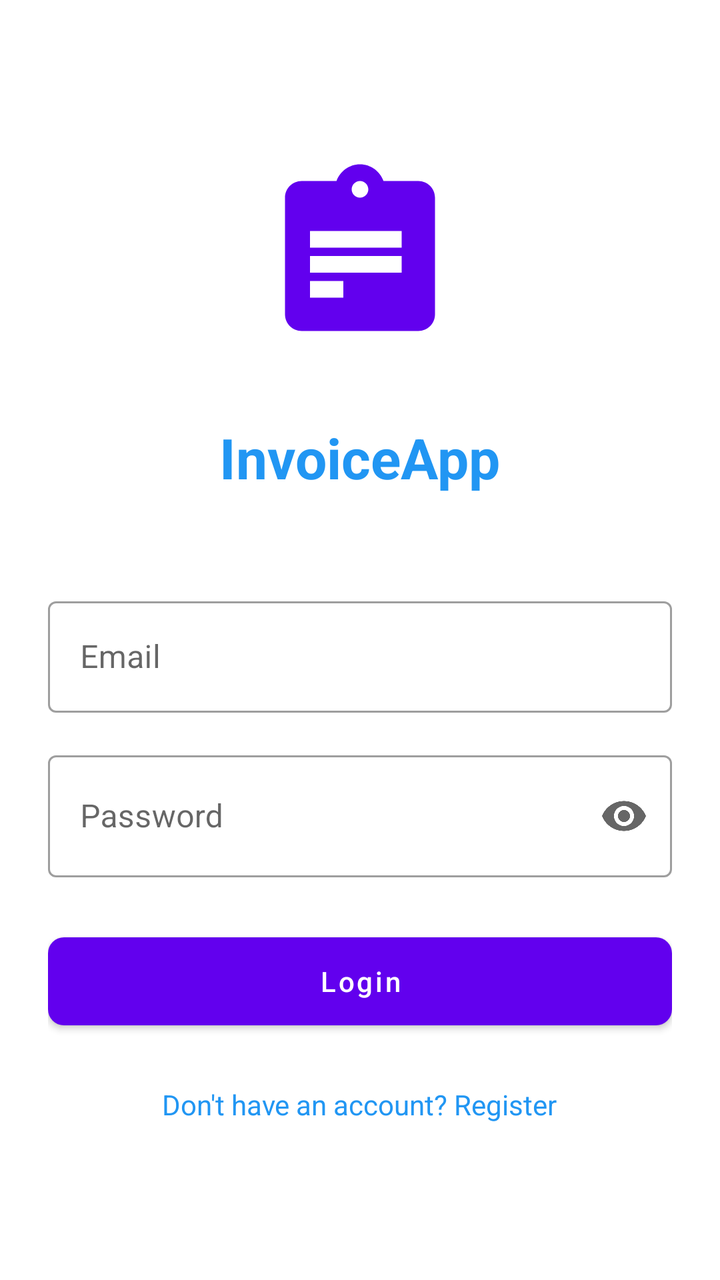
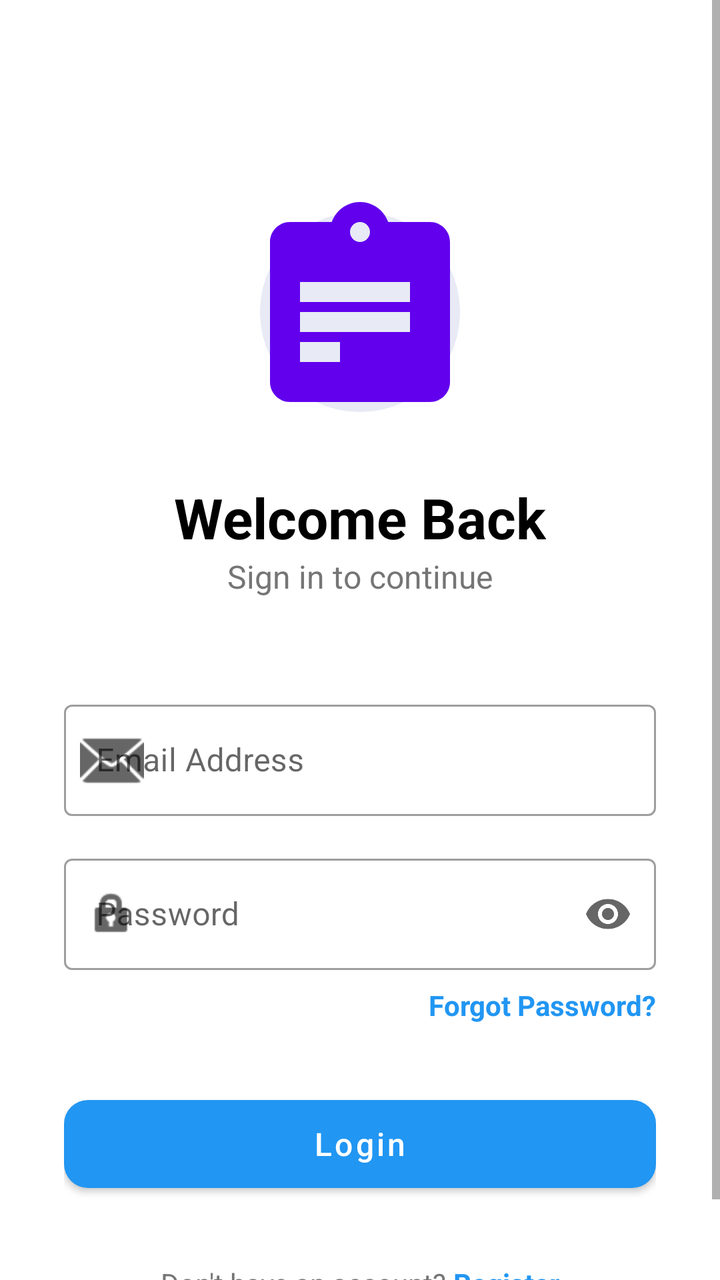

Two renders of the same Android screen: before a commit and after it. Below are the layout's source before the change and the commit's diff.
<!-- AndroidManifest.xml: application theme Theme.InvoiceApp -->
<!-- res/layout/activity_login.xml -->
<?xml version="1.0" encoding="utf-8"?>
<LinearLayout xmlns:android="http://schemas.android.com/apk/res/android"
    xmlns:app="http://schemas.android.com/apk/res-auto"
    android:layout_width="match_parent"
    android:layout_height="match_parent"
    android:orientation="vertical"
    android:padding="24dp"
    android:gravity="center">

    <ImageView
        android:layout_width="100dp"
        android:layout_height="100dp"
        android:layout_marginBottom="32dp"
        android:src="@drawable/ic_invoice" />

    <TextView
        android:layout_width="wrap_content"
        android:layout_height="wrap_content"
        android:text="InvoiceApp"
        android:textSize="28sp"
        android:textStyle="bold"
        android:textColor="@color/primary"
        android:layout_marginBottom="48dp"/>

    <com.google.android.material.textfield.TextInputLayout
        android:layout_width="match_parent"
        android:layout_height="wrap_content"
        android:layout_marginBottom="16dp"
        style="@style/Widget.MaterialComponents.TextInputLayout.OutlinedBox">

        <com.google.android.material.textfield.TextInputEditText
            android:id="@+id/etEmail"
            android:layout_width="match_parent"
            android:layout_height="wrap_content"
            android:hint="Email"
            android:inputType="textEmailAddress"/>
    </com.google.android.material.textfield.TextInputLayout>

    <com.google.android.material.textfield.TextInputLayout
        android:layout_width="match_parent"
        android:layout_height="wrap_content"
        android:layout_marginBottom="24dp"
        app:endIconMode="password_toggle"
        style="@style/Widget.MaterialComponents.TextInputLayout.OutlinedBox">

        <com.google.android.material.textfield.TextInputEditText
            android:id="@+id/etPassword"
            android:layout_width="match_parent"
            android:layout_height="61dp"
            android:hint="Password"
            android:inputType="textPassword" />
    </com.google.android.material.textfield.TextInputLayout>

    <com.google.android.material.button.MaterialButton
        android:id="@+id/btnLogin"
        android:layout_width="match_parent"
        android:layout_height="56dp"
        android:text="Login"
        android:textAllCaps="false"
        app:cornerRadius="8dp"/>

    <ProgressBar
        android:id="@+id/progressBar"
        android:layout_width="wrap_content"
        android:layout_height="wrap_content"
        android:visibility="gone"
        android:layout_marginTop="16dp"/>

    <TextView
        android:id="@+id/tvRegister"
        android:layout_width="wrap_content"
        android:layout_height="wrap_content"
        android:text="Don't have an account? Register"
        android:textColor="@color/primary"
        android:layout_marginTop="24dp"
        android:gravity="center"
        android:clickable="true"
        android:focusable="true"/>

</LinearLayout>
<!-- resources referenced by this layout -->
<resources>
  <color name="primary">#2196F3</color>
  <!-- drawable ic_invoice (drawable) -->
  <vector xmlns:android="http://schemas.android.com/apk/res/android"
      android:width="24dp"
      android:height="24dp"
      android:viewportWidth="24"
      android:viewportHeight="24">
      <path
          android:fillColor="#FF6200EE"
          android:pathData="M19,3h-4.18C14.4,1.84 13.3,1 12,1c-1.3,0 -2.4,0.84 -2.82,2H5c-1.1,0 -2,0.9 -2,2v14c0,1.1 0.9,2 2,2h14c1.1,0 2,-0.9 2,-2V5c0,-1.1 -0.9,-2 -2,-2zM12,3c0.55,0 1,0.45 1,1s-0.45,1 -1,1 -1,-0.45 -1,-1 0.45,-1 1,-1zM10,17H6v-2h4V17zM17,11H6V9h11V11zM17,14H6v-2h11V14z"/>
  </vector>
  <style name="Theme.InvoiceApp" parent="Theme.MaterialComponents.DayNight.NoActionBar">
          <item name="colorPrimary">@color/purple_500</item>
          <item name="colorPrimaryVariant">@color/purple_700</item>
          <item name="colorOnPrimary">@color/white</item>
          <item name="colorSecondary">@color/teal_200</item>
          <item name="colorSecondaryVariant">@color/teal_700</item>
          <item name="colorOnSecondary">@color/black</item>
          <item name="android:statusBarColor">?attr/colorPrimaryVariant</item>
      </style>
  <color name="purple_500">#FF6200EE</color>
  <color name="purple_700">#FF3700B3</color>
  <color name="white">#FFFFFFFF</color>
  <color name="teal_200">#FF03DAC5</color>
  <color name="teal_700">#FF018786</color>
  <color name="black">#FF000000</color>
</resources>

<!-- the commit's change to res/layout/activity_login.xml (unified diff, before → after) -->
@@ -1,80 +1,123 @@
 <?xml version="1.0" encoding="utf-8"?>
-<LinearLayout xmlns:android="http://schemas.android.com/apk/res/android"
+<ScrollView xmlns:android="http://schemas.android.com/apk/res/android"
     xmlns:app="http://schemas.android.com/apk/res-auto"
     android:layout_width="match_parent"
     android:layout_height="match_parent"
-    android:orientation="vertical"
-    android:padding="24dp"
-    android:gravity="center">
+    android:fillViewport="true"
+    android:background="@color/white">
 
-    <ImageView
-        android:layout_width="100dp"
-        android:layout_height="100dp"
-        android:layout_marginBottom="32dp"
-        android:src="@drawable/ic_invoice" />
-
-    <TextView
-        android:layout_width="wrap_content"
-        android:layout_height="wrap_content"
-        android:text="InvoiceApp"
-        android:textSize="28sp"
-        android:textStyle="bold"
-        android:textColor="@color/primary"
-        android:layout_marginBottom="48dp"/>
-
-    <com.google.android.material.textfield.TextInputLayout
+    <LinearLayout
         android:layout_width="match_parent"
         android:layout_height="wrap_content"
-        android:layout_marginBottom="16dp"
-        style="@style/Widget.MaterialComponents.TextInputLayout.OutlinedBox">
+        android:orientation="vertical"
+        android:padding="32dp"
+        android:gravity="center_horizontal">
 
-        <com.google.android.material.textfield.TextInputEditText
-            android:id="@+id/etEmail"
+        <ImageView
+            android:layout_width="120dp"
+            android:layout_height="120dp"
+            android:layout_marginTop="64dp"
+            android:layout_marginBottom="24dp"
+            android:src="@drawable/ic_invoice_logo" />
+
+        <TextView
+            android:layout_width="wrap_content"
+            android:layout_height="wrap_content"
+            android:text="Welcome Back"
+            android:textSize="28sp"
+            android:textStyle="bold"
+            android:textColor="@color/black" />
+
+        <TextView
+            android:layout_width="wrap_content"
+            android:layout_height="wrap_content"
+            android:text="Sign in to continue"
+            android:textSize="16sp"
+            android:textColor="@color/gray_600"
+            android:layout_marginBottom="48dp" />
+
+        <com.google.android.material.textfield.TextInputLayout
             android:layout_width="match_parent"
             android:layout_height="wrap_content"
-            android:hint="Email"
-            android:inputType="textEmailAddress"/>
-    </com.google.android.material.textfield.TextInputLayout>
+            android:layout_marginBottom="16dp"
+            app:startIconDrawable="@android:drawable/ic_dialog_email"
+            style="@style/Widget.MaterialComponents.TextInputLayout.OutlinedBox">
 
-    <com.google.android.material.textfield.TextInputLayout
-        android:layout_width="match_parent"
-        android:layout_height="wrap_content"
-        android:layout_marginBottom="24dp"
-        app:endIconMode="password_toggle"
-        style="@style/Widget.MaterialComponents.TextInputLayout.OutlinedBox">
+            <com.google.android.material.textfield.TextInputEditText
+                android:id="@+id/etEmail"
+                android:layout_width="match_parent"
+                android:layout_height="wrap_content"
+                android:hint="Email Address"
+                android:inputType="textEmailAddress" />
+        </com.google.android.material.textfield.TextInputLayout>
 
-        <com.google.android.material.textfield.TextInputEditText
-            android:id="@+id/etPassword"
+        <com.google.android.material.textfield.TextInputLayout
             android:layout_width="match_parent"
-            android:layout_height="61dp"
-            android:hint="Password"
-            android:inputType="textPassword" />
-    </com.google.android.material.textfield.TextInputLayout>
+            android:layout_height="wrap_content"
+            android:layout_marginBottom="8dp"
+            app:endIconMode="password_toggle"
+            app:startIconDrawable="@android:drawable/ic_lock_idle_lock"
+            style="@style/Widget.MaterialComponents.TextInputLayout.OutlinedBox">
 
-    <com.google.android.material.button.MaterialButton
-        android:id="@+id/btnLogin"
-        android:layout_width="match_parent"
-        android:layout_height="56dp"
-        android:text="Login"
-        android:textAllCaps="false"
-        app:cornerRadius="8dp"/>
+            <com.google.android.material.textfield.TextInputEditText
+                android:id="@+id/etPassword"
+                android:layout_width="match_parent"
+                android:layout_height="wrap_content"
+                android:hint="Password"
+                android:inputType="textPassword" />
+        </com.google.android.material.textfield.TextInputLayout>
 
-    <ProgressBar
-        android:id="@+id/progressBar"
-        android:layout_width="wrap_content"
-        android:layout_height="wrap_content"
-        android:visibility="gone"
-        android:layout_marginTop="16dp"/>
+        <TextView
+            android:id="@+id/tvForgotPassword"
+            android:layout_width="wrap_content"
+            android:layout_height="wrap_content"
+            android:layout_gravity="end"
+            android:text="Forgot Password?"
+            android:textColor="@color/primary"
+            android:textStyle="bold"
+            android:layout_marginBottom="32dp"
+            android:clickable="true"
+            android:focusable="true" />
 
-    <TextView
-        android:id="@+id/tvRegister"
-        android:layout_width="wrap_content"
-        android:layout_height="wrap_content"
-        android:text="Don't have an account? Register"
-        android:textColor="@color/primary"
-        android:layout_marginTop="24dp"
-        android:gravity="center"
-        android:clickable="true"
-        android:focusable="true"/>
+        <com.google.android.material.button.MaterialButton
+            android:id="@+id/btnLogin"
+            android:layout_width="match_parent"
+            android:layout_height="56dp"
+            android:text="Login"
+            android:textAllCaps="false"
+            android:textSize="16sp"
+            app:cornerRadius="12dp"
+            app:elevation="4dp" />
 
-</LinearLayout>
+        <ProgressBar
+            android:id="@+id/progressBar"
+            android:layout_width="wrap_content"
+            android:layout_height="wrap_content"
+            android:visibility="gone"
+            android:layout_marginTop="16dp" />
+
+        <LinearLayout
+            android:layout_width="wrap_content"
+            android:layout_height="wrap_content"
+            android:orientation="horizontal"
+            android:layout_marginTop="32dp">
+
+            <TextView
+                android:layout_width="wrap_content"
+                android:layout_height="wrap_content"
+                android:text="Don't have an account? "
+                android:textColor="@color/gray_600" />
+
+            <TextView
+                android:id="@+id/tvRegister"
+                android:layout_width="wrap_content"
+                android:layout_height="wrap_content"
+                android:text="Register"
+                android:textColor="@color/primary"
+                android:textStyle="bold"
+                android:clickable="true"
+                android:focusable="true" />
+        </LinearLayout>
+
+    </LinearLayout>
+</ScrollView>
<!-- resource entries referenced after the edit -->
@@ -1,30 +1,44 @@
 <!-- resources referenced by this layout -->
 <resources>
   <color name="primary">#2196F3</color>
-  <!-- drawable ic_invoice (drawable) -->
+  <style name="Theme.InvoiceApp" parent="Theme.MaterialComponents.DayNight.NoActionBar">
+          <item name="colorPrimary">@color/primary</item>
+          <item name="colorPrimaryVariant">@color/primary_dark</item>
+          <item name="colorOnPrimary">@color/white</item>
+          <item name="colorSecondary">@color/accent</item>
+          <item name="colorSecondaryVariant">@color/accent</item>
+          <item name="colorOnSecondary">@color/black</item>
+          <item name="android:statusBarColor">?attr/colorPrimaryVariant</item>
+          <item name="bottomNavigationStyle">@style/Widget.App.BottomNavigationView</item>
+      </style>
+  <color name="primary_dark">#1976D2</color>
+  <color name="accent">#FF9800</color>
+  <style name="Widget.App.BottomNavigationView" parent="Widget.MaterialComponents.BottomNavigationView.Colored">
+          <item name="backgroundTint">@color/white</item>
+          <item name="itemIconTint">@color/bottom_nav_colors</item>
+          <item name="itemTextColor">@color/bottom_nav_colors</item>
+          <item name="itemRippleColor">@color/primary</item>
+      </style>
+  <color name="white">#FFFFFFFF</color>
+  <!-- drawable ic_invoice_logo (drawable) -->
   <vector xmlns:android="http://schemas.android.com/apk/res/android"
-      android:width="24dp"
-      android:height="24dp"
+      android:width="48dp"
+      android:height="48dp"
       android:viewportWidth="24"
       android:viewportHeight="24">
+  
+      
+      <path
+          android:fillColor="#E8EAF6"
+          android:pathData="M12,2 C6.48,2 2,6.48 2,12 C2,17.52 6.48,22 12,22 C17.52,22 22,17.52 22,12 C22,6.48 17.52,2 12,2 Z" />
+  
+      
       <path
           android:fillColor="#FF6200EE"
           android:pathData="M19,3h-4.18C14.4,1.84 13.3,1 12,1c-1.3,0 -2.4,0.84 -2.82,2H5c-1.1,0 -2,0.9 -2,2v14c0,1.1 0.9,2 2,2h14c1.1,0 2,-0.9 2,-2V5c0,-1.1 -0.9,-2 -2,-2zM12,3c0.55,0 1,0.45 1,1s-0.45,1 -1,1 -1,-0.45 -1,-1 0.45,-1 1,-1zM10,17H6v-2h4V17zM17,11H6V9h11V11zM17,14H6v-2h11V14z"/>
+  
   </vector>
-  <style name="Theme.InvoiceApp" parent="Theme.MaterialComponents.DayNight.NoActionBar">
-          <item name="colorPrimary">@color/purple_500</item>
-          <item name="colorPrimaryVariant">@color/purple_700</item>
-          <item name="colorOnPrimary">@color/white</item>
-          <item name="colorSecondary">@color/teal_200</item>
-          <item name="colorSecondaryVariant">@color/teal_700</item>
-          <item name="colorOnSecondary">@color/black</item>
-          <item name="android:statusBarColor">?attr/colorPrimaryVariant</item>
-      </style>
-  <color name="purple_500">#FF6200EE</color>
-  <color name="purple_700">#FF3700B3</color>
-  <color name="white">#FFFFFFFF</color>
-  <color name="teal_200">#FF03DAC5</color>
-  <color name="teal_700">#FF018786</color>
   <color name="black">#FF000000</color>
+  <color name="gray_600">#757575</color>
 </resources>
 
